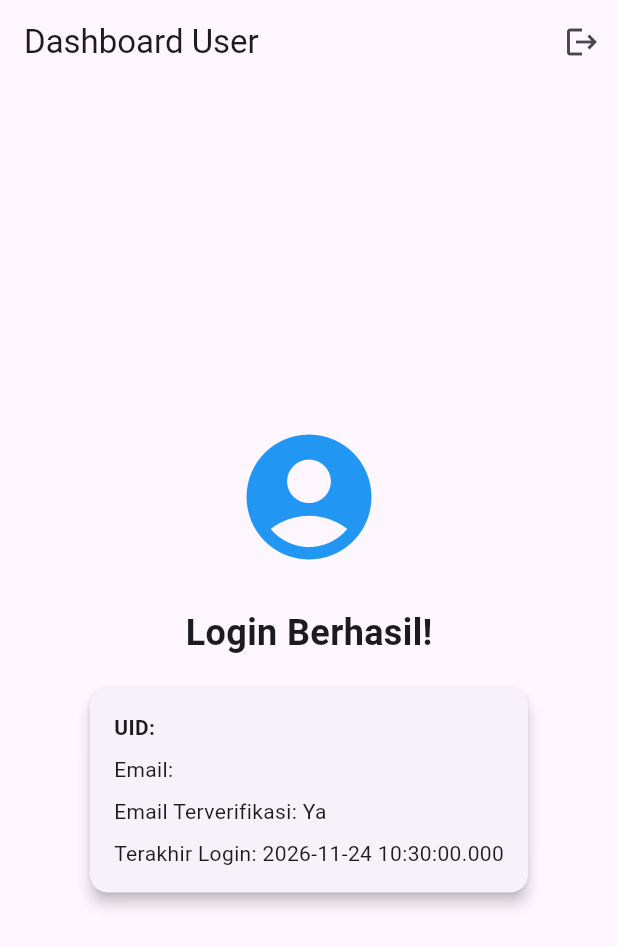
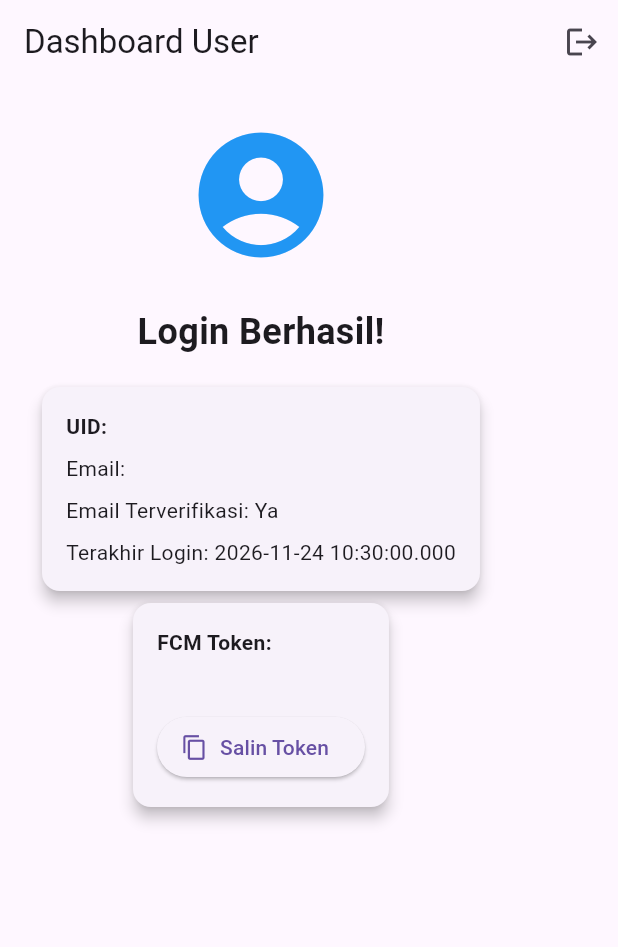
Before and after one commit to firloabdh-dot/latihan-009-aplikasi-mobile, a Flutter app: the screen it shows once a user with an empty profile is signed in, on a phone screen of 412 x 824 dp. Shown: the top 947 px of the screen. Run offline on Flutter 3.47's test engine with Material 3 defaults, Android fonts, the phone set to English and light mode, and no system bars; our stand-ins replace firebase_auth, firebase_core, firebase_messaging, flutter_local_notifications; accounts and stored records are empty.

Commit message:
menampilkan fcm token

```diff
--- a/lib/main.dart
+++ b/lib/main.dart
@@ -4,6 +4,7 @@ import 'package:firebase_auth/firebase_auth.dart';
 import 'package:firebase_messaging/firebase_messaging.dart';
 import 'firebase_options.dart';
 import 'notification_service.dart';
+import 'fcm_token_card.dart';
 
 void main() async {
   WidgetsFlutterBinding.ensureInitialized();
@@ -180,7 +181,7 @@ class UserInfoScreen extends StatelessWidget {
           )
         ],
       ),
-      body: Center(
+      body: SingleChildScrollView(
         child: Padding(
           padding: const EdgeInsets.all(24.0),
           child: Column(
@@ -194,6 +195,7 @@ class UserInfoScreen extends StatelessWidget {
                 style: TextStyle(fontSize: 24, fontWeight: FontWeight.bold),
               ),
               const SizedBox(height: 16),
+
               Card(
                 elevation: 4,
                 child: Padding(
@@ -213,6 +215,7 @@ class UserInfoScreen extends StatelessWidget {
                   ),
                 ),
               ),
+              const FcmTokenCard()
             ],
           ),
         ),
--- a/lib/notification_service.dart
+++ b/lib/notification_service.dart
@@ -4,8 +4,8 @@ import 'package:firebase_core/firebase_core.dart';
 import 'package:firebase_messaging/firebase_messaging.dart';
 import 'package:flutter/material.dart';
 import 'package:flutter_local_notifications/flutter_local_notifications.dart';
-import 'package:login_firebase/firebase_options.dart';
-import 'package:login_firebase/notification_detail_screen.dart';
+import 'firebase_options.dart';
+import 'notification_detail_screen.dart';
 
 /// Kunci global Navigator, supaya kita bisa pindah halaman
 /// dari luar widget (misalnya saat notifikasi di-klik).
```
